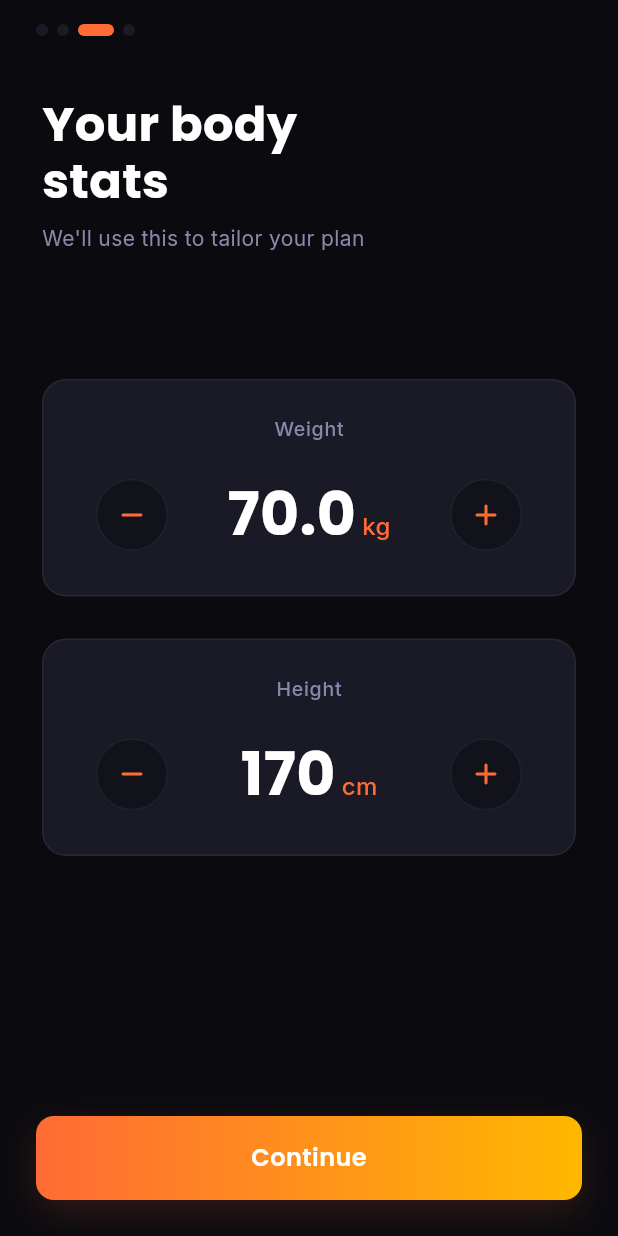
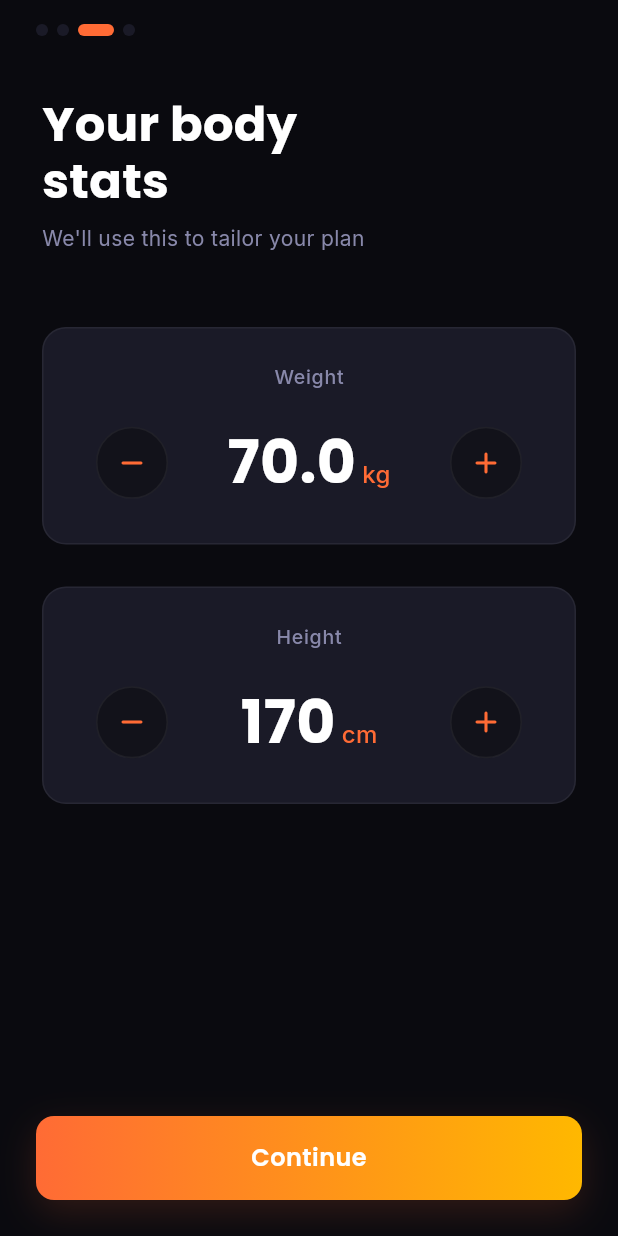
Before and after one commit to Nih-alt/FitForge, a Flutter app: the screen it shows after launch, swiped to page 3, on a phone screen of 412 x 824 dp. Run offline on Flutter 3.47's test engine with Material 3 defaults, Android fonts, the phone set to English and light mode, and no system bars; drawn by our look-alikes of flutter_animate, smooth_page_indicator; our stand-ins replace camera, get, google_fonts, google_generative_ai, hive_flutter, image_picker; missing offline and left inert: mobile_scanner; accounts and stored records are empty.

Commit message:
Improve keyboard handling and update AI model integration.
- **UI/UX**: Enhance `DietScreen` and `OnboardingScreen` to dynamically adjust layout for keyboard visibility using `viewInsets` and `SingleChildScrollView`.
- **Onboarding**: Replace `Spacer` widgets with fixed spacing in onboarding steps to prevent layout overflows when the keyboard is active.
- **AI Food Scanner**: Upgrade the Gemini model from `1.5-flash` to `2.0-flash` for improved food analysis performance.
- **API Keys**: Update the Gemini API key and adjust `.gitignore` to prevent tracking of sensitive key files in the Android directory.
- **Styling**: Set the input decoration fill color to transparent in onboarding stat fields for a cleaner UI.

```diff
--- a/lib/constants/api_keys.dart
+++ b/lib/constants/api_keys.dart
@@ -1,6 +1,6 @@
 /// API key constants for FitForge.
 ///
-/// Get your Gemini API key from https://aistudio.google.com/app/apikey
+/// Get free API key from: https://aistudio.google.com/app/apikey
 abstract final class ApiKeys {
-  static const String geminiApiKey = 'AIzaSyC3dHXpS5eOT18p9zFCoX4sDWTLCdZWPaA';
+  static const String geminiApiKey = 'AIzaSyAP4nv3aYFm3ANipQVj2EDjbsD8Rww-FNg';
 }
--- a/lib/screens/diet/ai_food_scanner_screen.dart
+++ b/lib/screens/diet/ai_food_scanner_screen.dart
@@ -178,7 +178,7 @@ class _AiFoodScannerScreenState extends State<AiFoodScannerScreen> {
   Future<void> _analyzeImage(Uint8List bytes) async {
     try {
       final model = GenerativeModel(
-        model: 'gemini-1.5-flash',
+        model: 'gemini-2.0-flash',
         apiKey: ApiKeys.geminiApiKey,
       );
 
--- a/lib/screens/diet/diet_screen.dart
+++ b/lib/screens/diet/diet_screen.dart
@@ -1079,7 +1079,9 @@ class _AddFoodBottomSheetState extends State<_AddFoodBottomSheet> {
   @override
   Widget build(BuildContext context) {
     return Container(
-      height: MediaQuery.of(context).size.height * 0.75,
+      height: (MediaQuery.of(context).size.height * 0.75 -
+              MediaQuery.of(context).viewInsets.bottom)
+          .clamp(300.0, double.infinity),
       decoration: const BoxDecoration(
         color: AppColors.cardDark,
         borderRadius: BorderRadius.vertical(top: Radius.circular(24)),
--- a/lib/screens/onboarding/onboarding_screen.dart
+++ b/lib/screens/onboarding/onboarding_screen.dart
@@ -307,8 +307,10 @@ class _BodyStatsPage extends StatelessWidget {
 
   @override
   Widget build(BuildContext context) {
-    return Padding(
-      padding: const EdgeInsets.symmetric(horizontal: 28),
+    final keyboardHeight = MediaQuery.of(context).viewInsets.bottom;
+    return SingleChildScrollView(
+      physics: const ClampingScrollPhysics(),
+      padding: EdgeInsets.fromLTRB(28, 0, 28, keyboardHeight + 24),
       child: Column(
         crossAxisAlignment: CrossAxisAlignment.start,
         children: [
@@ -335,7 +337,7 @@ class _BodyStatsPage extends StatelessWidget {
             ),
           ).animate(delay: 200.ms).fadeIn(duration: 400.ms),
 
-          const Spacer(),
+          const SizedBox(height: 48),
 
           // ── Weight Stepper ───────────────────────────────────────────
           Obx(() => _StatStepper(
@@ -369,8 +371,6 @@ class _BodyStatsPage extends StatelessWidget {
               .animate(delay: 450.ms)
               .fadeIn(duration: 500.ms)
               .slideY(begin: 0.15),
-
-          const Spacer(flex: 2),
         ],
       ),
     );
@@ -949,7 +949,7 @@ class _StatStepperState extends State<_StatStepper> {
               errorBorder: InputBorder.none,
               focusedErrorBorder: InputBorder.none,
               filled: true,
-              fillColor: AppColors.cardDark,
+              fillColor: Colors.transparent,
               contentPadding: EdgeInsets.zero,
               isDense: true,
             ),
```
Also changed, not shown: 1 other file.
